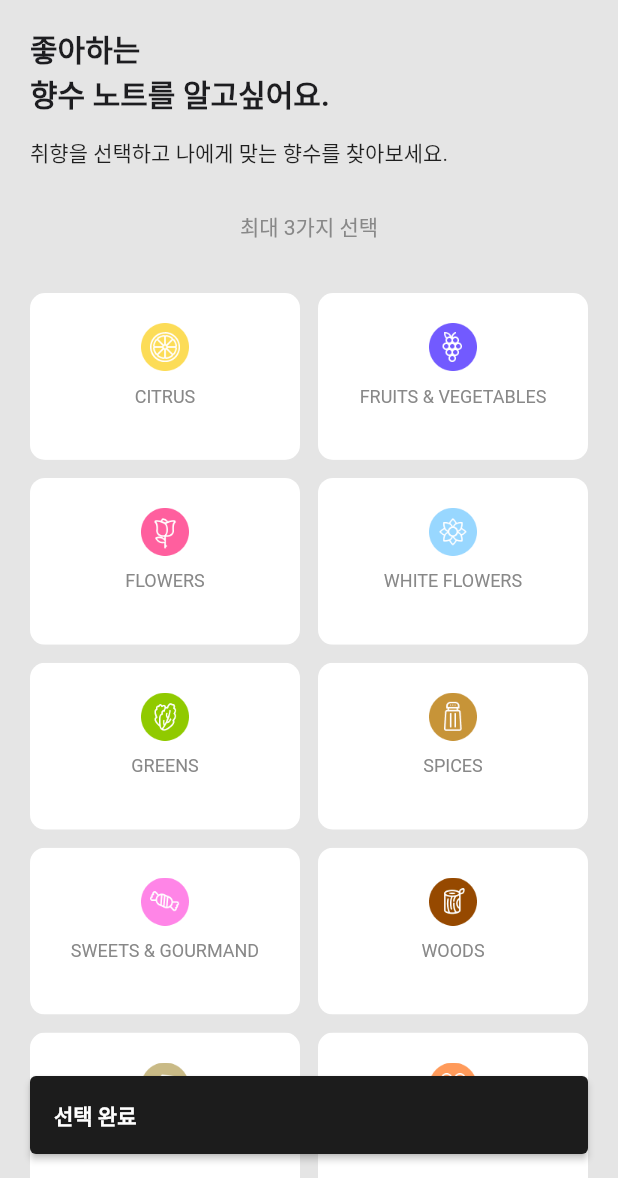
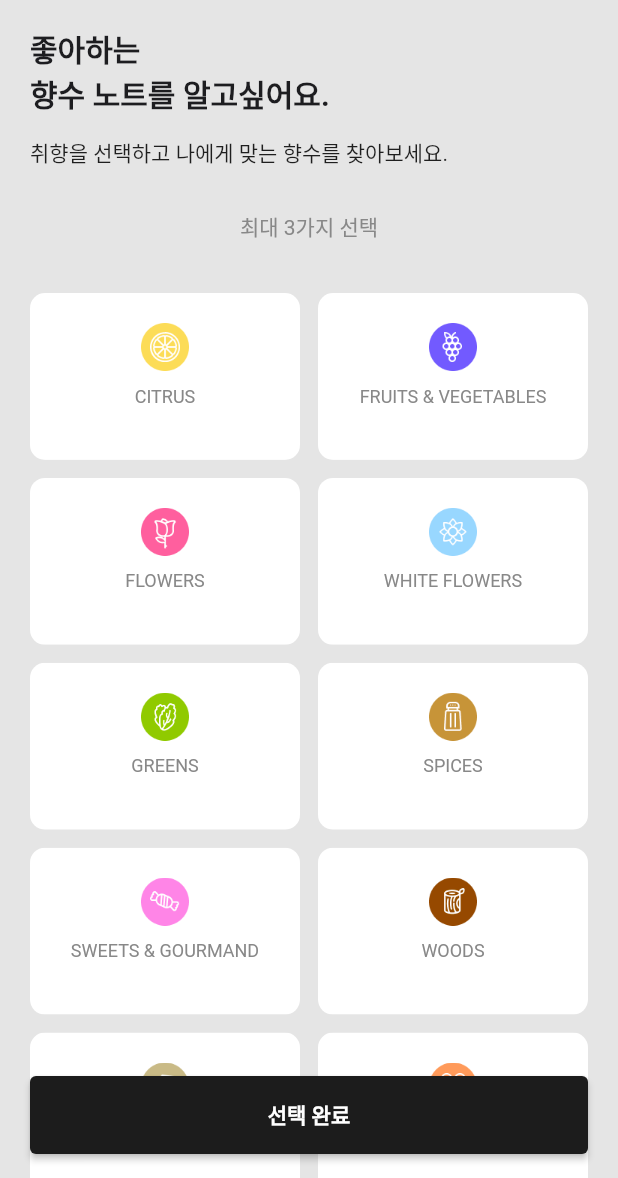
Before and after one commit to junhaesung/digging-flutter, a Flutter app: the GenderAndAgeView screen opened by its route, after a tap on "다음", on a phone screen of 412 x 824 dp, the part 58-1236 px from its top. Run offline on Flutter 3.47's test engine with Material 2 defaults, Android fonts, the light colour scheme and no system bars; drawn by our look-alikes of dots_indicator.

Commit message:
feat: 온보딩 화면 floatingActionButton 레이아웃

```diff
--- a/lib/ui/onboard/GenderAndAgeView.dart
+++ b/lib/ui/onboard/GenderAndAgeView.dart
@@ -152,29 +152,7 @@ class _GenderAndAgeView extends State<GenderAndAgeView> {
           ),
         ),
       ),
-      floatingActionButton: ElevatedButton(
-        onPressed: () {
-          _goToNoteGroupView(context);
-        },
-        style: ButtonStyle(
-          backgroundColor: MaterialStateProperty.all(Color(0xff1c1c1c)),
-        ),
-        child: Container(
-          height: 52,
-          width: 340,
-          child: Padding(
-            padding: const EdgeInsets.only(top: 16),
-            child: Text(
-              "다음",
-              style: TextStyle(
-                fontSize: 14,
-                fontWeight: FontWeight.bold,
-                color: Colors.white,
-              ),
-            ),
-          ),
-        ),
-      ),
+      floatingActionButton: _floatingActionButtonWidget(context),
       floatingActionButtonLocation: FloatingActionButtonLocation.centerFloat,
     );
   }
@@ -200,4 +178,29 @@ class _GenderAndAgeView extends State<GenderAndAgeView> {
   _goToNoteGroupView(BuildContext context) {
     Navigator.pushNamed(context, '/onboard/note-group');
   }
+
+  Widget _floatingActionButtonWidget(BuildContext context) {
+    return ElevatedButton(
+      onPressed: () {
+        _goToNoteGroupView(context);
+      },
+      style: ButtonStyle(
+        backgroundColor: MaterialStateProperty.all(Color(0xff1c1c1c)),
+      ),
+      child: Container(
+        height: 52,
+        width: 340,
+        child: Center(
+          child: Text(
+            "다음",
+            style: TextStyle(
+              fontSize: 14,
+              fontWeight: FontWeight.bold,
+              color: Colors.white,
+            ),
+          ),
+        ),
+      ),
+    );
   }
+}
--- a/lib/ui/onboard/NoteGroupView.dart
+++ b/lib/ui/onboard/NoteGroupView.dart
@@ -84,30 +84,9 @@ class NoteGroupView extends StatelessWidget {
             ),
           ),
         ),
-      floatingActionButton: ElevatedButton(
-        onPressed: () {
-          _goToMainView(context);
-        },
-        style: ButtonStyle(
-          backgroundColor: MaterialStateProperty.all(Color(0xff1c1c1c)),
-        ),
-        child: Container(
-          height: 52,
-          width: 340,
-          child: Padding(
-            padding: const EdgeInsets.only(top: 16),
-            child: Text(
-              "선택 완료",
-              style: TextStyle(
-                fontSize: 14,
-                fontWeight: FontWeight.bold,
-                color: Colors.white,
-              ),
-            ),
-          ),
-        ),
-      ),
-      floatingActionButtonLocation: FloatingActionButtonLocation.centerFloat);
+        floatingActionButton: _floatingActionButtonWidget(context),
+        floatingActionButtonLocation: FloatingActionButtonLocation.centerFloat,
+      );
 
   List<Widget> getNoteGroupWidgets(BuildContext context) =>
       NoteGroup.getCategorizedNoteGroups()
@@ -150,4 +129,29 @@ class NoteGroupView extends StatelessWidget {
     }
     Navigator.pushReplacementNamed(context, '/main');
   }
+
+  Widget _floatingActionButtonWidget(BuildContext context) {
+    return ElevatedButton(
+      onPressed: () {
+        _goToMainView(context);
+      },
+      style: ButtonStyle(
+        backgroundColor: MaterialStateProperty.all(Color(0xff1c1c1c)),
+      ),
+      child: Container(
+        height: 52,
+        width: 340,
+        child: Center(
+          child: Text(
+            "선택 완료",
+            style: TextStyle(
+              fontSize: 14,
+              fontWeight: FontWeight.bold,
+              color: Colors.white,
+            ),
+          ),
+        ),
+      ),
+    );
   }
+}
```
Also changed, not shown: lib/ui/onboard/DescriptionView.dart (+26 -32 lines), lib/ui/onboard/NicknameView.dart (+9 -5 lines). Lines whose indentation alone changed are shown as unchanged.
